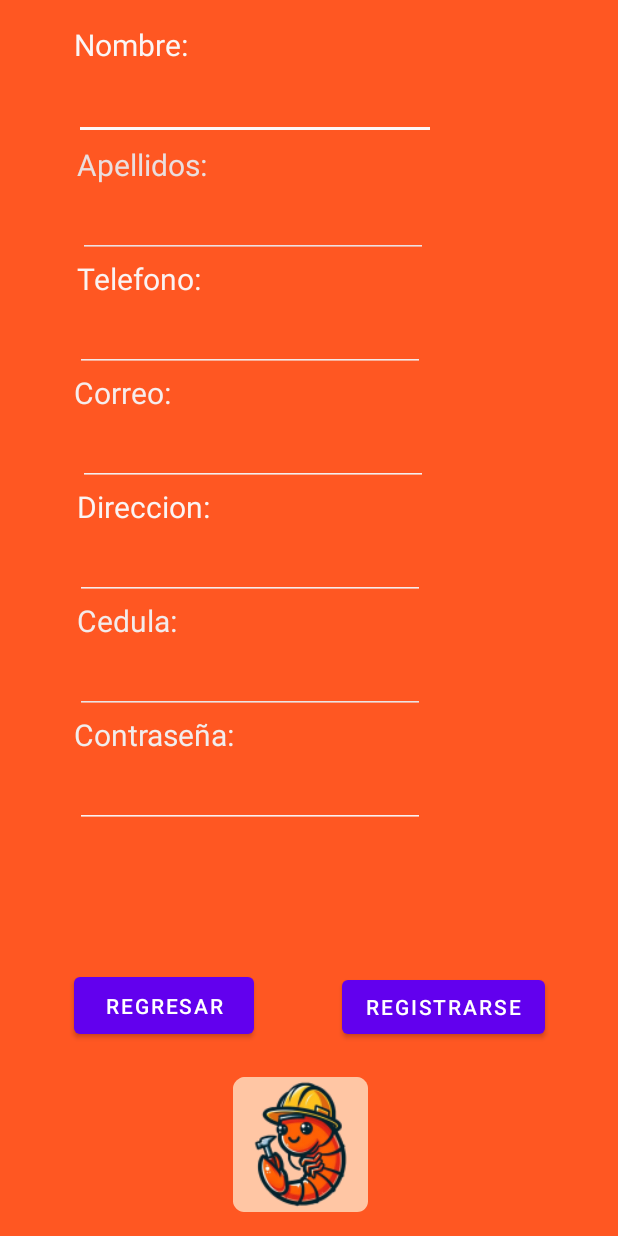
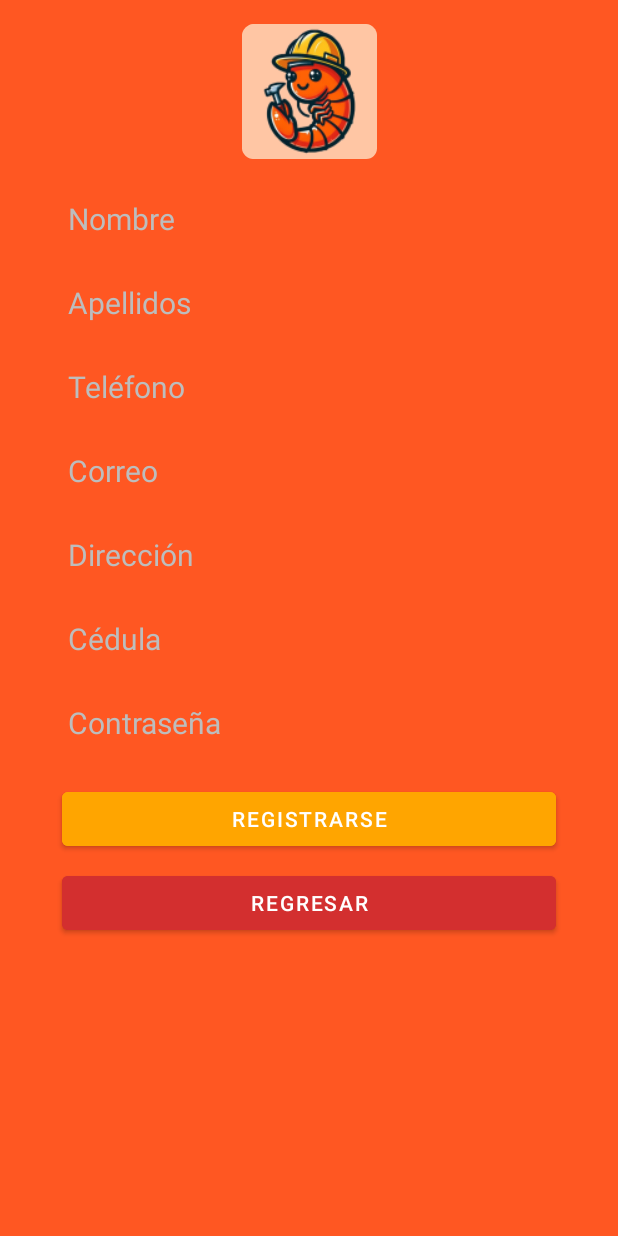
Before and after one commit to Jesuarzm/Shrimp, an Android app: the screen it shows after launch (SecondActivity), after a tap on "REGISTRARSE", on a phone screen of 412 x 824 dp. Run offline under Robolectric (Android 15) with nearby library versions, the phone set to English and light mode, and no system bars.

Commit message:
Modificar estica xml

```diff
--- a/app/src/main/java/com/grupo4/shrimp/MainActivity.kt
+++ b/app/src/main/java/com/grupo4/shrimp/MainActivity.kt
@@ -12,6 +12,7 @@ import com.grupo4.shrimp.data.dao.MySqlConexion
 import kotlinx.coroutines.Dispatchers
 import kotlinx.coroutines.launch
 import kotlinx.coroutines.withContext
+import java.sql.Types
 
 class MainActivity : ComponentActivity() {
 
@@ -41,15 +42,15 @@ class MainActivity : ComponentActivity() {
                             }
                             startActivity(intent)
                         } else {
-                            Toast.makeText(this@MainActivity, "Usuario no encontrado", Toast.LENGTH_LONG).show()
+                            Toast.makeText(this@MainActivity, "Usuario o contraseña incorrecta", Toast.LENGTH_LONG).show()
                         }
                     }
                 }
             }
         }
 
-        val button_register: Button = findViewById(R.id.button_register)
-        button_register.setOnClickListener {
+        val buttonRegister: Button = findViewById(R.id.button_register)
+        buttonRegister.setOnClickListener {
             // Redirigir a SecondActivity cuando se haga clic en el botón
             val intent = Intent(this, SecondActivity::class.java)
             startActivity(intent)
@@ -61,11 +62,19 @@ class MainActivity : ComponentActivity() {
             val connection = MySqlConexion.getConexion()
             if (connection != null) {
                 try {
-                    val statement = connection.prepareStatement("SELECT * FROM Usuarios WHERE Correo = ? AND Password = ?")
+                    val statement = connection.prepareCall("{CALL VerificarUsuario(?, ?, ?)}")
                     statement.setString(1, usuario)
                     statement.setString(2, password)
-                    val resultSet = statement.executeQuery()
-                    resultSet.next()
+                    statement.registerOutParameter(3, Types.VARCHAR)
+
+                    statement.execute()
+                    val resultado = statement.getString(3)
+
+                    when (resultado) {
+                        "Usuario y contraseña correctos" -> true
+                        "Contraseña incorrecta", "Usuario no existe" -> false
+                        else -> false
+                    }
                 } catch (e: Exception) {
                     e.printStackTrace()
                     false
@@ -79,6 +88,7 @@ class MainActivity : ComponentActivity() {
     }
 
     private class ExecuteQueryTask : AsyncTask<String, Void, Void>() {
+        @Deprecated("Deprecated in Java")
         override fun doInBackground(vararg queries: String): Void? {
             val connection = MySqlConexion.getConexion()
             if (connection != null) {
--- a/app/src/main/java/com/grupo4/shrimp/SecondActivity.kt
+++ b/app/src/main/java/com/grupo4/shrimp/SecondActivity.kt
@@ -59,7 +59,7 @@ class SecondActivity : AppCompatActivity() {
             }
         }
 
-        val regresarButton: Button = findViewById(R.id.button)
+        val regresarButton: Button = findViewById(R.id.button_regresar)
         regresarButton.setOnClickListener {
             // Redirigir a MainActivity (login layout) cuando se haga clic en el botón
             val intent = Intent(this, MainActivity::class.java)
--- a/app/src/main/java/com/grupo4/shrimp/fragments/inicio/NavInicioFragment.kt
+++ b/app/src/main/java/com/grupo4/shrimp/fragments/inicio/NavInicioFragment.kt
@@ -1,5 +1,5 @@
 // NavInicioFragment.kt
-package com.grupo4.shrimp
+package com.grupo4.shrimp.fragments.inicio
 
 import android.Manifest
 import android.annotation.SuppressLint
@@ -18,6 +18,7 @@ import com.google.android.gms.maps.OnMapReadyCallback
 import com.google.android.gms.maps.SupportMapFragment
 import com.google.android.gms.maps.model.LatLng
 import com.google.android.gms.maps.model.MarkerOptions
+import com.grupo4.shrimp.R
 
 class NavInicioFragment : Fragment(R.layout.fragment_nav_inicio), OnMapReadyCallback {
 
@@ -85,7 +86,8 @@ class NavInicioFragment : Fragment(R.layout.fragment_nav_inicio), OnMapReadyCall
         } else {
             ActivityCompat.requestPermissions(requireActivity(),
                 arrayOf(Manifest.permission.ACCESS_FINE_LOCATION),
-                REQUEST_CODE_LOCATION)
+                REQUEST_CODE_LOCATION
+            )
         }
     }
 
--- a/app/src/main/java/com/grupo4/shrimp/fragments/inicio/Nav_inicio.kt
+++ b/app/src/main/java/com/grupo4/shrimp/fragments/inicio/Nav_inicio.kt
@@ -1,4 +1,4 @@
-package com.grupo4.shrimp.fragments
+package com.grupo4.shrimp.fragments.inicio
 
 import android.os.Bundle
 import androidx.fragment.app.Fragment
--- a/app/src/main/java/com/grupo4/shrimp/fragments/nav_cuenta.kt
+++ b/app/src/main/java/com/grupo4/shrimp/fragments/nav_cuenta.kt
@@ -1,10 +1,11 @@
-package com.grupo4.shrimp
+package com.grupo4.shrimp.fragments
 
 import android.os.Bundle
 import androidx.fragment.app.Fragment
 import android.view.LayoutInflater
 import android.view.View
 import android.view.ViewGroup
+import com.grupo4.shrimp.R
 
 // TODO: Rename parameter arguments, choose names that match
 // the fragment initialization parameters, e.g. ARG_ITEM_NUMBER
--- a/app/src/main/java/com/grupo4/shrimp/fragments/nav_servicios.kt
+++ b/app/src/main/java/com/grupo4/shrimp/fragments/nav_servicios.kt
@@ -1,10 +1,11 @@
-package com.grupo4.shrimp
+package com.grupo4.shrimp.fragments
 
 import android.os.Bundle
 import androidx.fragment.app.Fragment
 import android.view.LayoutInflater
 import android.view.View
 import android.view.ViewGroup
+import com.grupo4.shrimp.R
 
 // TODO: Rename parameter arguments, choose names that match
 // the fragment initialization parameters, e.g. ARG_ITEM_NUMBER
--- a/app/src/main/res/layout/fragment_nav_cuenta.xml
+++ b/app/src/main/res/layout/fragment_nav_cuenta.xml
@@ -4,7 +4,7 @@
     android:layout_width="match_parent"
     android:layout_height="match_parent"
     android:background="#F28456"
-    tools:context=".nav_cuenta">
+    tools:context=".fragments.nav_cuenta">
 
     <!-- TODO: Update blank fragment layout -->
     <!-- TODO: Update blank fragment layout -->
--- a/app/src/main/res/layout/fragment_nav_servicios.xml
+++ b/app/src/main/res/layout/fragment_nav_servicios.xml
@@ -4,7 +4,7 @@
     android:layout_width="match_parent"
     android:layout_height="match_parent"
     android:background="#F23456"
-    tools:context=".nav_servicios">
+    tools:context=".fragments.nav_servicios">
 
     <!-- TODO: Update blank fragment layout -->
     <TextView
--- a/app/src/main/res/layout/registro.xml
+++ b/app/src/main/res/layout/registro.xml
@@ -4,237 +4,150 @@
     xmlns:tools="http://schemas.android.com/tools"
     android:layout_width="match_parent"
     android:layout_height="match_parent"
-    android:background="#FF5722"
-    tools:ignore="MissingClass"
+    android:background="@color/backgroundColor"
     tools:context=".SecondActivity">
 
-    <TextView
-        android:id="@+id/textView8"
-        android:layout_width="95dp"
-        android:layout_height="26dp"
+    <ImageView
+        android:id="@+id/logoImageView"
+        android:layout_width="123dp"
+        android:layout_height="90dp"
         android:layout_marginTop="16dp"
-        android:backgroundTint="#FFFEFE"
-        android:text="Nombre:"
-        android:textColor="#FBF6F6"
-        android:textSize="20sp"
+        android:layout_marginBottom="16dp"
+        android:src="@mipmap/logo_round"
+        app:layout_constraintTop_toTopOf="parent"
+        app:layout_constraintBottom_toTopOf="@+id/edit_nombre"
         app:layout_constraintEnd_toEndOf="parent"
-        app:layout_constraintHorizontal_bias="0.155"
-        app:layout_constraintStart_toStartOf="parent"
-        app:layout_constraintTop_toTopOf="parent" />
+        app:layout_constraintStart_toStartOf="parent" />
 
     <EditText
         android:id="@+id/edit_nombre"
-        android:layout_width="241dp"
-        android:layout_height="49dp"
-        android:layout_marginTop="44dp"
-        android:backgroundTint="#FDF7F7"
-        android:ems="10"
-        android:inputType="text"
-        android:textColor="#F4EBEB"
+        android:layout_width="0dp"
+        android:layout_height="wrap_content"
+        android:layout_marginTop="16dp"
+        android:hint="Nombre"
+        android:backgroundTint="@color/primaryColor"
+        android:textColorHint="@color/hintColor"
+        android:textColor="@color/textColor"
         android:textSize="20sp"
         app:layout_constraintEnd_toEndOf="parent"
-        app:layout_constraintHorizontal_bias="0.288"
         app:layout_constraintStart_toStartOf="parent"
-        app:layout_constraintTop_toTopOf="parent" />
-
-    <ImageView
-        android:id="@+id/imageView3"
-        android:layout_width="123dp"
-        android:layout_height="90dp"
-        android:layout_marginBottom="16dp"
-
-        android:src="@mipmap/logo_round"
-        app:layout_constraintBottom_toBottomOf="parent"
-        app:layout_constraintEnd_toEndOf="parent"
-        app:layout_constraintHorizontal_bias="0.481"
-        app:layout_constraintStart_toStartOf="parent"
-        app:srcCompat="@mipmap/logo_foreground" />
-
-    <TextView
-        android:id="@+id/textView9"
-        android:layout_width="wrap_content"
-        android:layout_height="wrap_content"
-        android:layout_marginTop="96dp"
-        android:text="Apellidos:"
-        android:textColor="#EADEDE"
-        android:textSize="20sp"
-        app:layout_constraintEnd_toEndOf="parent"
-        app:layout_constraintHorizontal_bias="0.157"
-        app:layout_constraintStart_toStartOf="parent"
-        app:layout_constraintTop_toTopOf="parent" />
+        app:layout_constraintTop_toBottomOf="@id/logoImageView"
+        app:layout_constraintWidth_percent="0.8" />
 
     <EditText
         android:id="@+id/edit_apellido"
-        android:layout_width="wrap_content"
+        android:layout_width="0dp"
         android:layout_height="wrap_content"
-        android:layout_marginTop="124dp"
-        android:backgroundTint="#EDE1E1"
-        android:ems="10"
-        android:inputType="text"
+        android:layout_marginTop="8dp"
+        android:hint="Apellidos"
+        android:backgroundTint="@color/primaryColor"
+        android:textColorHint="@color/hintColor"
+        android:textColor="@color/textColor"
         android:textSize="20sp"
         app:layout_constraintEnd_toEndOf="parent"
-        app:layout_constraintHorizontal_bias="0.291"
         app:layout_constraintStart_toStartOf="parent"
-        app:layout_constraintTop_toTopOf="parent" />
-
-    <TextView
-        android:id="@+id/textView10"
-        android:layout_width="wrap_content"
-        android:layout_height="wrap_content"
-        android:layout_marginTop="172dp"
-        android:text="Telefono:"
-        android:textColor="#FAF3F3"
-        android:textSize="20sp"
-        app:layout_constraintEnd_toEndOf="parent"
-        app:layout_constraintHorizontal_bias="0.155"
-        app:layout_constraintStart_toStartOf="parent"
-        app:layout_constraintTop_toTopOf="parent" />
+        app:layout_constraintTop_toBottomOf="@id/edit_nombre"
+        app:layout_constraintWidth_percent="0.8" />
 
     <EditText
         android:id="@+id/edit_telefono"
-        android:layout_width="wrap_content"
+        android:layout_width="0dp"
         android:layout_height="wrap_content"
-        android:layout_marginTop="200dp"
-        android:backgroundTint="#F3EAEA"
-        android:ems="10"
-        android:inputType="text"
+        android:layout_marginTop="8dp"
+        android:hint="Teléfono"
+        android:backgroundTint="@color/primaryColor"
+        android:textColorHint="@color/hintColor"
+        android:textColor="@color/textColor"
         android:textSize="20sp"
         app:layout_constraintEnd_toEndOf="parent"
-        app:layout_constraintHorizontal_bias="0.28"
         app:layout_constraintStart_toStartOf="parent"
-        app:layout_constraintTop_toTopOf="parent" />
-
-    <TextView
-        android:id="@+id/textView11"
-        android:layout_width="wrap_content"
-        android:layout_height="wrap_content"
-        android:layout_marginTop="248dp"
-        android:text="Correo:"
-        android:textColor="#F6EDED"
-        android:textSize="20sp"
-        app:layout_constraintEnd_toEndOf="parent"
-        app:layout_constraintHorizontal_bias="0.142"
-        app:layout_constraintStart_toStartOf="parent"
-        app:layout_constraintTop_toTopOf="parent" />
+        app:layout_constraintTop_toBottomOf="@id/edit_apellido"
+        app:layout_constraintWidth_percent="0.8" />
 
     <EditText
         android:id="@+id/edit_correo"
-        android:layout_width="wrap_content"
+        android:layout_width="0dp"
         android:layout_height="wrap_content"
-        android:layout_marginTop="276dp"
-        android:backgroundTint="#F4EFEF"
-        android:ems="10"
-        android:inputType="text"
+        android:layout_marginTop="8dp"
+        android:hint="Correo"
+        android:backgroundTint="@color/primaryColor"
+        android:textColorHint="@color/hintColor"
+        android:textColor="@color/textColor"
         android:textSize="20sp"
         app:layout_constraintEnd_toEndOf="parent"
-        app:layout_constraintHorizontal_bias="0.291"
         app:layout_constraintStart_toStartOf="parent"
-        app:layout_constraintTop_toTopOf="parent" />
-
-    <TextView
-        android:id="@+id/textView12"
-        android:layout_width="wrap_content"
-        android:layout_height="wrap_content"
-        android:layout_marginTop="324dp"
-        android:text="Direccion:"
-        android:textColor="#FAF4F4"
-        android:textSize="20sp"
-        app:layout_constraintEnd_toEndOf="parent"
-        app:layout_constraintHorizontal_bias="0.158"
-        app:layout_constraintStart_toStartOf="parent"
-        app:layout_constraintTop_toTopOf="parent" />
+        app:layout_constraintTop_toBottomOf="@id/edit_telefono"
+        app:layout_constraintWidth_percent="0.8" />
 
     <EditText
         android:id="@+id/edit_direccion"
-        android:layout_width="wrap_content"
+        android:layout_width="0dp"
         android:layout_height="wrap_content"
-        android:layout_marginTop="352dp"
-        android:backgroundTint="#F6EDED"
-        android:ems="10"
-        android:inputType="text"
+        android:layout_marginTop="8dp"
+        android:hint="Dirección"
+        android:backgroundTint="@color/primaryColor"
+        android:textColorHint="@color/hintColor"
+        android:textColor="@color/textColor"
         android:textSize="20sp"
         app:layout_constraintEnd_toEndOf="parent"
-        app:layout_constraintHorizontal_bias="0.28"
         app:layout_constraintStart_toStartOf="parent"
-        app:layout_constraintTop_toTopOf="parent" />
+        app:layout_constraintTop_toBottomOf="@id/edit_correo"
+        app:layout_constraintWidth_percent="0.8" />
 
-    <TextView
-        android:id="@+id/textView13"
-        android:layout_width="wrap_content"
+    <EditText
+        android:id="@+id/edit_cedula"
+        android:layout_width="0dp"
         android:layout_height="wrap_content"
-        android:layout_marginTop="476dp"
-        android:text="Contraseña:"
-        android:textColor="#F1EDED"
+        android:layout_marginTop="8dp"
+        android:hint="Cédula"
+        android:backgroundTint="@color/primaryColor"
+        android:textColorHint="@color/hintColor"
+        android:textColor="@color/textColor"
         android:textSize="20sp"
         app:layout_constraintEnd_toEndOf="parent"
-        app:layout_constraintHorizontal_bias="0.161"
         app:layout_constraintStart_toStartOf="parent"
-        app:layout_constraintTop_toTopOf="parent" />
+        app:layout_constraintTop_toBottomOf="@id/edit_direccion"
+        app:layout_constraintWidth_percent="0.8" />
 
     <EditText
         android:id="@+id/edit_password"
-        android:layout_width="wrap_content"
+        android:layout_width="0dp"
         android:layout_height="wrap_content"
-        android:layout_marginTop="504dp"
-        android:backgroundTint="#FAF2F2"
-        android:ems="10"
-        android:inputType="text"
+        android:layout_marginTop="8dp"
+        android:hint="Contraseña"
+        android:backgroundTint="@color/primaryColor"
+        android:textColorHint="@color/hintColor"
+        android:textColor="@color/textColor"
         android:textSize="20sp"
         app:layout_constraintEnd_toEndOf="parent"
-        app:layout_constraintHorizontal_bias="0.28"
         app:layout_constraintStart_toStartOf="parent"
-        app:layout_constraintTop_toTopOf="parent" />
-
-    <TextView
-        android:id="@+id/textView14"
-        android:layout_width="wrap_content"
-        android:layout_height="wrap_content"
-        android:layout_marginTop="400dp"
-        android:text="Cedula:"
-        android:textColor="#F3EBEB"
-        android:textSize="20sp"
-        app:layout_constraintEnd_toEndOf="parent"
-        app:layout_constraintHorizontal_bias="0.148"
-        app:layout_constraintStart_toStartOf="parent"
-        app:layout_constraintTop_toTopOf="parent" />
-
-    <EditText
-        android:id="@+id/edit_cedula"
-        android:layout_width="wrap_content"
-        android:layout_height="wrap_content"
-        android:layout_marginTop="428dp"
-        android:backgroundTint="#ECE4E4"
-        android:ems="10"
-        android:inputType="text"
-        android:textSize="20sp"
-        app:layout_constraintEnd_toEndOf="parent"
-        app:layout_constraintHorizontal_bias="0.28"
-        app:layout_constraintStart_toStartOf="parent"
-        app:layout_constraintTop_toTopOf="parent" />
-
-    <Button
-        android:id="@+id/button"
-        android:layout_width="120dp"
-        android:layout_height="50dp"
-        android:text="Regresar"
-        app:layout_constraintBottom_toBottomOf="parent"
-        app:layout_constraintEnd_toEndOf="parent"
-        app:layout_constraintHorizontal_bias="0.168"
-        app:layout_constraintStart_toStartOf="parent"
-        app:layout_constraintTop_toTopOf="parent"
-        app:layout_constraintVertical_bias="0.834" />
+        app:layout_constraintTop_toBottomOf="@id/edit_cedula"
+        app:layout_constraintWidth_percent="0.8" />
 
     <Button
         android:id="@+id/button_registrarse"
-        android:layout_width="wrap_content"
+        android:layout_width="0dp"
         android:layout_height="wrap_content"
+        android:layout_marginTop="16dp"
+        android:backgroundTint="@color/orange"
         android:text="Registrarse"
-        app:layout_constraintBottom_toBottomOf="parent"
+        android:textColor="@color/white"
         app:layout_constraintEnd_toEndOf="parent"
-        app:layout_constraintHorizontal_bias="0.824"
         app:layout_constraintStart_toStartOf="parent"
-        app:layout_constraintTop_toTopOf="parent"
-        app:layout_constraintVertical_bias="0.834"
-        tools:ignore="MissingConstraints" />
+        app:layout_constraintTop_toBottomOf="@id/edit_password"
+        app:layout_constraintWidth_percent="0.8" />
+
+    <Button
+        android:id="@+id/button_regresar"
+        android:layout_width="0dp"
+        android:layout_height="wrap_content"
+        android:layout_marginTop="8dp"
+        android:backgroundTint="@color/secondaryColor"
+        android:text="Regresar"
+        android:textColor="@color/white"
+        app:layout_constraintEnd_toEndOf="parent"
+        app:layout_constraintStart_toStartOf="parent"
+        app:layout_constraintTop_toBottomOf="@id/button_registrarse"
+        app:layout_constraintWidth_percent="0.8" />
 
 </androidx.constraintlayout.widget.ConstraintLayout>
--- a/app/src/main/res/navigation/nav_fragmnet.xml
+++ b/app/src/main/res/navigation/nav_fragmnet.xml
@@ -7,17 +7,17 @@
 
     <fragment
         android:id="@+id/nav_inicio"
-        android:name="com.grupo4.shrimp.NavInicioFragment"
+        android:name="com.grupo4.shrimp.fragments.inicio.NavInicioFragment"
         android:label="Inicio"
         tools:layout="@layout/fragment_nav_inicio" />
     <fragment
         android:id="@+id/nav_servicios"
-        android:name="com.grupo4.shrimp.nav_servicios"
+        android:name="com.grupo4.shrimp.fragments.nav_servicios"
         android:label="fragment_nav_servicios"
         tools:layout="@layout/fragment_nav_servicios" />
     <fragment
         android:id="@+id/nav_cuenta"
-        android:name="com.grupo4.shrimp.nav_cuenta"
+        android:name="com.grupo4.shrimp.fragments.nav_cuenta"
         android:label="fragment_nav_cuenta"
         tools:layout="@layout/fragment_nav_cuenta" />
 </navigation>
--- a/app/src/main/res/values/colors.xml
+++ b/app/src/main/res/values/colors.xml
@@ -10,4 +10,9 @@
     <color name="yellow">#FFD700</color>
     <color name="white">#FFFFFF</color>
     <color name="light_gray">#F0F0F0</color>
+    <color name="primaryColor">#FF5722</color>
+    <color name="secondaryColor">#D32F2F</color>
+    <color name="hintColor">#BDBDBD</color>
+    <color name="textColor">#FFFFFF</color>
+    <color name="backgroundColor">#FF5722</color>
 </resources>
```
